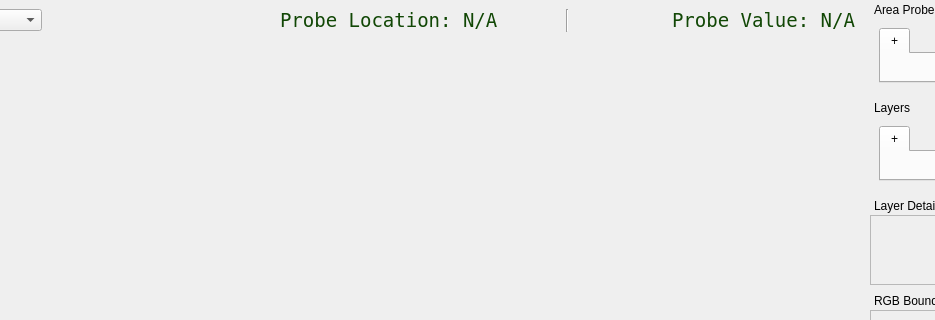
This is sift/ui/pov_main.ui in ssec/sift as Qt 5 draws it before an edit; both pictures show x 285 to 1220 and y 0 to 320 of the 1397 by 800 pixel window. The edited form follows.
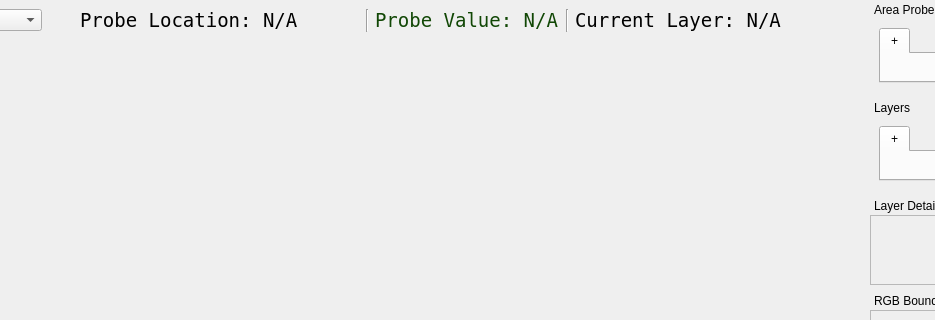
This is the edited form. Custom widgets are drawn as their Qt base class.

Commit message:
Add current layer text on top of window
Fix #63

Diff of the .ui file:
```diff
--- a/sift/ui/pov_main.ui
+++ b/sift/ui/pov_main.ui
@@ -148,76 +148,18 @@
       </item>
       <item>
        <widget class="QLabel" name="cursorProbeLocation">
+        <property name="sizePolicy">
+         <sizepolicy hsizetype="Preferred" vsizetype="Preferred">
+          <horstretch>0</horstretch>
+          <verstretch>0</verstretch>
+         </sizepolicy>
+        </property>
         <property name="minimumSize">
          <size>
           <width>280</width>
           <height>0</height>
          </size>
         </property>
-        <property name="palette">
-         <palette>
-          <active>
-           <colorrole role="WindowText">
-            <brush brushstyle="SolidPattern">
-             <color alpha="255">
-              <red>17</red>
-              <green>71</green>
-              <blue>5</blue>
-             </color>
-            </brush>
-           </colorrole>
-           <colorrole role="Text">
-            <brush brushstyle="SolidPattern">
-             <color alpha="255">
-              <red>17</red>
-              <green>71</green>
-              <blue>5</blue>
-             </color>
-            </brush>
-           </colorrole>
-          </active>
-          <inactive>
-           <colorrole role="WindowText">
-            <brush brushstyle="SolidPattern">
-             <color alpha="255">
-              <red>17</red>
-              <green>71</green>
-              <blue>5</blue>
-             </color>
-            </brush>
-           </colorrole>
-           <colorrole role="Text">
-            <brush brushstyle="SolidPattern">
-             <color alpha="255">
-              <red>17</red>
-              <green>71</green>
-              <blue>5</blue>
-             </color>
-            </brush>
-           </colorrole>
-          </inactive>
-          <disabled>
-           <colorrole role="WindowText">
-            <brush brushstyle="SolidPattern">
-             <color alpha="255">
-              <red>69</red>
-              <green>69</green>
-              <blue>69</blue>
-             </color>
-            </brush>
-           </colorrole>
-           <colorrole role="Text">
-            <brush brushstyle="SolidPattern">
-             <color alpha="255">
-              <red>69</red>
-              <green>69</green>
-              <blue>69</blue>
-             </color>
-            </brush>
-           </colorrole>
-          </disabled>
-         </palette>
-        </property>
         <property name="font">
          <font>
           <family>Andale Mono</family>
@@ -244,9 +186,15 @@
       </item>
       <item>
        <widget class="QLabel" name="cursorProbeText">
+        <property name="sizePolicy">
+         <sizepolicy hsizetype="Preferred" vsizetype="Preferred">
+          <horstretch>0</horstretch>
+          <verstretch>0</verstretch>
+         </sizepolicy>
+        </property>
         <property name="minimumSize">
          <size>
-          <width>280</width>
+          <width>185</width>
           <height>0</height>
          </size>
         </property>
@@ -336,7 +284,33 @@
          <string>Probe Value: N/A</string>
         </property>
         <property name="alignment">
-         <set>Qt::AlignRight|Qt::AlignTrailing|Qt::AlignVCenter</set>
+         <set>Qt::AlignLeading|Qt::AlignLeft|Qt::AlignVCenter</set>
+        </property>
+       </widget>
+      </item>
+      <item>
+       <widget class="Line" name="line_3">
+        <property name="orientation">
+         <enum>Qt::Vertical</enum>
+        </property>
+       </widget>
+      </item>
+      <item>
+       <widget class="QLabel" name="cursorProbeLayer">
+        <property name="minimumSize">
+         <size>
+          <width>280</width>
+          <height>0</height>
+         </size>
+        </property>
+        <property name="font">
+         <font>
+          <family>Andale Mono</family>
+          <pointsize>14</pointsize>
+         </font>
+        </property>
+        <property name="text">
+         <string>Current Layer: N/A</string>
         </property>
        </widget>
       </item>
```
Left out of the diff: 2 changed lines with no effect on the pictures. The commit also changes 3 other files.
